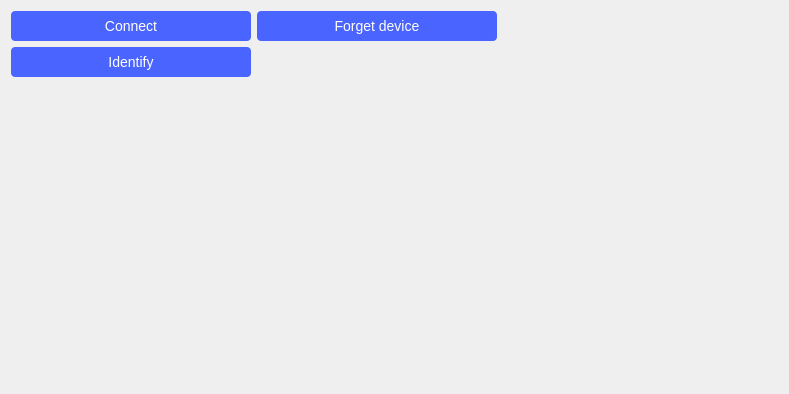
Qt form ui/info_page.ui (analogdevicesinc/scopy) before a commit.
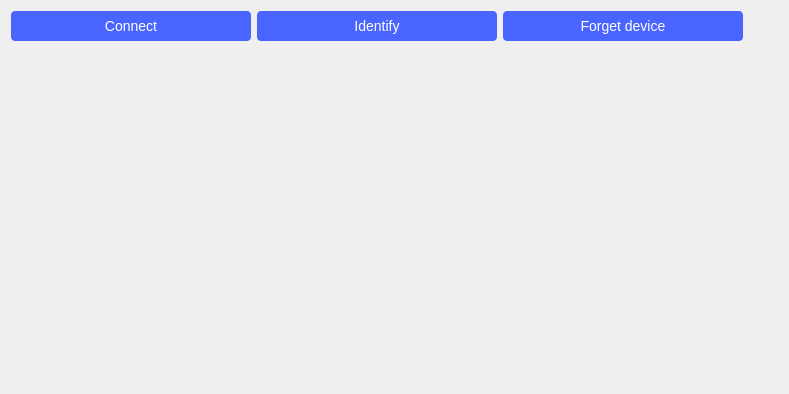
The same form after that commit.

Commit message: Tool Launcher: Implement device identification functionality.

What changed in the file:
```diff
--- a/ui/info_page.ui
+++ b/ui/info_page.ui
@@ -17,7 +17,209 @@
    <string notr="true">/*background-color:black;*/</string>
   </property>
   <layout class="QGridLayout" name="gridLayout">
-   <item row="3" column="0" colspan="3">
+   <item row="0" column="2">
+    <widget class="QPushButton" name="btnForget">
+     <property name="sizePolicy">
+      <sizepolicy hsizetype="Fixed" vsizetype="Fixed">
+       <horstretch>0</horstretch>
+       <verstretch>0</verstretch>
+      </sizepolicy>
+     </property>
+     <property name="minimumSize">
+      <size>
+       <width>240</width>
+       <height>30</height>
+      </size>
+     </property>
+     <property name="maximumSize">
+      <size>
+       <width>240</width>
+       <height>30</height>
+      </size>
+     </property>
+     <property name="styleSheet">
+      <string notr="true">QPushButton {
+  min-height: 30px;
+  max-height: 30px;
+
+  border: 0px;
+  border-radius: 4px;
+
+  background-color: #4a64ff;
+  color: #ffffff;
+
+  font-size: 14px;
+}
+
+QPushButton:pressed {
+  background-color: #2a44df;
+}
+
+QPushButton:hover {
+	background-color: #4a34ff;
+}
+
+QPushButton:disabled {
+  background-color:  #727273;
+}</string>
+     </property>
+     <property name="text">
+      <string>Forget device</string>
+     </property>
+    </widget>
+   </item>
+   <item row="0" column="1">
+    <widget class="QPushButton" name="btnIdentify">
+     <property name="sizePolicy">
+      <sizepolicy hsizetype="Fixed" vsizetype="Fixed">
+       <horstretch>0</horstretch>
+       <verstretch>0</verstretch>
+      </sizepolicy>
+     </property>
+     <property name="minimumSize">
+      <size>
+       <width>240</width>
+       <height>30</height>
+      </size>
+     </property>
+     <property name="maximumSize">
+      <size>
+       <width>240</width>
+       <height>30</height>
+      </size>
+     </property>
+     <property name="styleSheet">
+      <string notr="true">QPushButton {
+  min-height: 30px;
+  max-height: 30px;
+
+  border: 0px;
+  border-radius: 4px;
+
+  background-color: #4a64ff;
+  color: #ffffff;
+
+  font-size: 14px;
+}
+
+QPushButton:pressed {
+  background-color: #2a44df;
+}
+
+QPushButton:hover {
+	background-color: #4a34ff;
+}
+
+QPushButton:disabled {
+  background-color:  #727273;
+}</string>
+     </property>
+     <property name="text">
+      <string>Identify</string>
+     </property>
+    </widget>
+   </item>
+   <item row="2" column="0" colspan="2">
+    <widget class="QLabel" name="lblConnectionStatus">
+     <property name="sizePolicy">
+      <sizepolicy hsizetype="Minimum" vsizetype="Fixed">
+       <horstretch>0</horstretch>
+       <verstretch>0</verstretch>
+      </sizepolicy>
+     </property>
+     <property name="minimumSize">
+      <size>
+       <width>0</width>
+       <height>20</height>
+      </size>
+     </property>
+     <property name="maximumSize">
+      <size>
+       <width>16777215</width>
+       <height>20</height>
+      </size>
+     </property>
+     <property name="styleSheet">
+      <string notr="true">QLabel {
+	color: red;
+}</string>
+     </property>
+     <property name="text">
+      <string/>
+     </property>
+     <property name="wordWrap">
+      <bool>true</bool>
+     </property>
+    </widget>
+   </item>
+   <item row="0" column="0">
+    <widget class="QPushButton" name="btnConnect">
+     <property name="sizePolicy">
+      <sizepolicy hsizetype="Fixed" vsizetype="Fixed">
+       <horstretch>0</horstretch>
+       <verstretch>0</verstretch>
+      </sizepolicy>
+     </property>
+     <property name="minimumSize">
+      <size>
+       <width>240</width>
+       <height>30</height>
+      </size>
+     </property>
+     <property name="maximumSize">
+      <size>
+       <width>240</width>
+       <height>30</height>
+      </size>
+     </property>
+     <property name="styleSheet">
+      <string notr="true">QPushButton {
+  	border: 0px;
+  	border-radius: 4px;
+  	background-color: #4a64ff;
+	color: #ffffff;
+  	font-size: 14px;
+	qproperty-text: &quot;Connect&quot;;
+}
+
+QPushButton:hover
+{
+background-color: #4a34ff;
+}
+
+QPushButton:disabled {
+background-color: gray;
+color:white;
+}
+
+QPushButton[connected=true] {
+qproperty-text: &quot;Disconnect&quot;;
+}
+
+QPushButton:disabled {
+  background-color:  #727273;
+}
+</string>
+     </property>
+     <property name="text">
+      <string>Connect</string>
+     </property>
+    </widget>
+   </item>
+   <item row="0" column="3" rowspan="2">
+    <spacer name="horizontalSpacer">
+     <property name="orientation">
+      <enum>Qt::Horizontal</enum>
+     </property>
+     <property name="sizeHint" stdset="0">
+      <size>
+       <width>0</width>
+       <height>0</height>
+      </size>
+     </property>
+    </spacer>
+   </item>
+   <item row="3" column="0" colspan="4">
     <widget class="QScrollArea" name="scrollArea">
      <property name="frameShape">
       <enum>QFrame::NoFrame</enum>
@@ -31,7 +233,7 @@
         <x>0</x>
         <y>0</y>
         <width>767</width>
-        <height>271</height>
+        <height>308</height>
        </rect>
       </property>
       <layout class="QGridLayout" name="gridLayout_2">
@@ -111,192 +313,6 @@
      </widget>
     </widget>
    </item>
-   <item row="0" column="0">
-    <widget class="QPushButton" name="btnConnect">
-     <property name="sizePolicy">
-      <sizepolicy hsizetype="Fixed" vsizetype="Fixed">
-       <horstretch>0</horstretch>
-       <verstretch>0</verstretch>
-      </sizepolicy>
-     </property>
-     <property name="minimumSize">
-      <size>
-       <width>240</width>
-       <height>30</height>
-      </size>
-     </property>
-     <property name="maximumSize">
-      <size>
-       <width>240</width>
-       <height>30</height>
-      </size>
-     </property>
-     <property name="styleSheet">
-      <string notr="true">QPushButton {
-  	border: 0px;
-  	border-radius: 4px;
-  	background-color: #4a64ff;
-	color: #ffffff;
-  	font-size: 14px;
-	qproperty-text: &quot;Connect&quot;;
-}
-
-QPushButton:hover
-{
-background-color: #4a34ff;
-}
-
-QPushButton:disabled {
-background-color: gray;
-color:white;
-}
-
-QPushButton[connected=true] {
-qproperty-text: &quot;Disconnect&quot;;
-}
-
-QPushButton:disabled {
-  background-color:  #727273;
-}
-</string>
-     </property>
-     <property name="text">
-      <string>Connect</string>
-     </property>
-    </widget>
-   </item>
-   <item row="2" column="0">
-    <widget class="QLabel" name="lblConnectionStatus">
-     <property name="sizePolicy">
-      <sizepolicy hsizetype="Minimum" vsizetype="Fixed">
-       <horstretch>0</horstretch>
-       <verstretch>0</verstretch>
-      </sizepolicy>
-     </property>
-     <property name="minimumSize">
-      <size>
-       <width>0</width>
-       <height>20</height>
-      </size>
-     </property>
-     <property name="maximumSize">
-      <size>
-       <width>16777215</width>
-       <height>20</height>
-      </size>
-     </property>
-     <property name="styleSheet">
-      <string notr="true">QLabel {
-	color: red;
-}</string>
-     </property>
-     <property name="text">
-      <string/>
-     </property>
-    </widget>
-   </item>
-   <item row="0" column="1">
-    <widget class="QPushButton" name="btnForget">
-     <property name="sizePolicy">
-      <sizepolicy hsizetype="Fixed" vsizetype="Fixed">
-       <horstretch>0</horstretch>
-       <verstretch>0</verstretch>
-      </sizepolicy>
-     </property>
-     <property name="minimumSize">
-      <size>
-       <width>240</width>
-       <height>30</height>
-      </size>
-     </property>
-     <property name="maximumSize">
-      <size>
-       <width>240</width>
-       <height>30</height>
-      </size>
-     </property>
-     <property name="styleSheet">
-      <string notr="true">QPushButton {
-  min-height: 30px;
-  max-height: 30px;
-
-  border: 0px;
-  border-radius: 4px;
-
-  background-color: #4a64ff;
-  color: #ffffff;
-
-  font-size: 14px;
-}
-
-QPushButton:pressed {
-  background-color: #2a44df;
-}
-
-QPushButton:hover {
-	background-color: #4a34ff;
-}
-
-QPushButton:disabled {
-  background-color:  #727273;
-}</string>
-     </property>
-     <property name="text">
-      <string>Forget device</string>
-     </property>
-    </widget>
-   </item>
-   <item row="1" column="0">
-    <widget class="QPushButton" name="btnIdentify">
-     <property name="sizePolicy">
-      <sizepolicy hsizetype="Fixed" vsizetype="Fixed">
-       <horstretch>0</horstretch>
-       <verstretch>0</verstretch>
-      </sizepolicy>
-     </property>
-     <property name="minimumSize">
-      <size>
-       <width>240</width>
-       <height>30</height>
-      </size>
-     </property>
-     <property name="maximumSize">
-      <size>
-       <width>240</width>
-       <height>30</height>
-      </size>
-     </property>
-     <property name="styleSheet">
-      <string notr="true">QPushButton {
-  min-height: 30px;
-  max-height: 30px;
-
-  border: 0px;
-  border-radius: 4px;
-
-  background-color: #4a64ff;
-  color: #ffffff;
-
-  font-size: 14px;
-}
-
-QPushButton:pressed {
-  background-color: #2a44df;
-}
-
-QPushButton:hover {
-	background-color: #4a34ff;
-}
-
-QPushButton:disabled {
-  background-color:  #727273;
-}</string>
-     </property>
-     <property name="text">
-      <string>Identify</string>
-     </property>
-    </widget>
-   </item>
   </layout>
  </widget>
  <resources/>
```
The commit also changes 5 other files.
